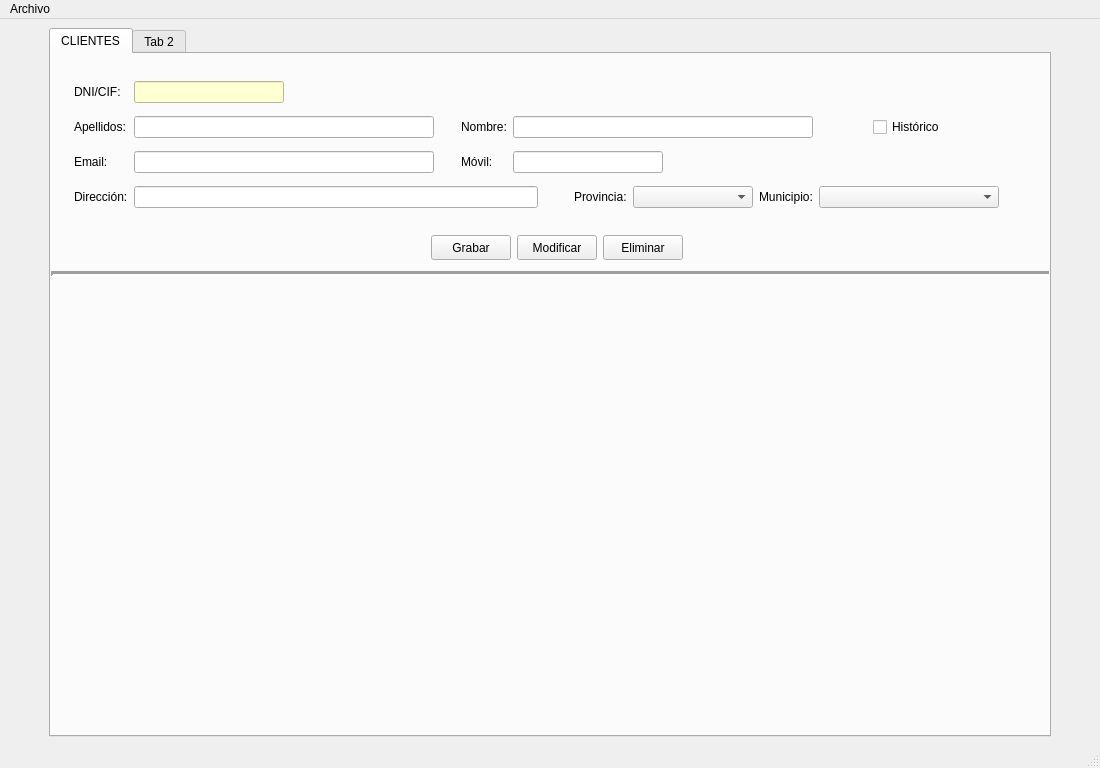
The window that venPrincipal.ui (yelkov/ProyectoDI) describes before a commit, drawn with Qt 5.
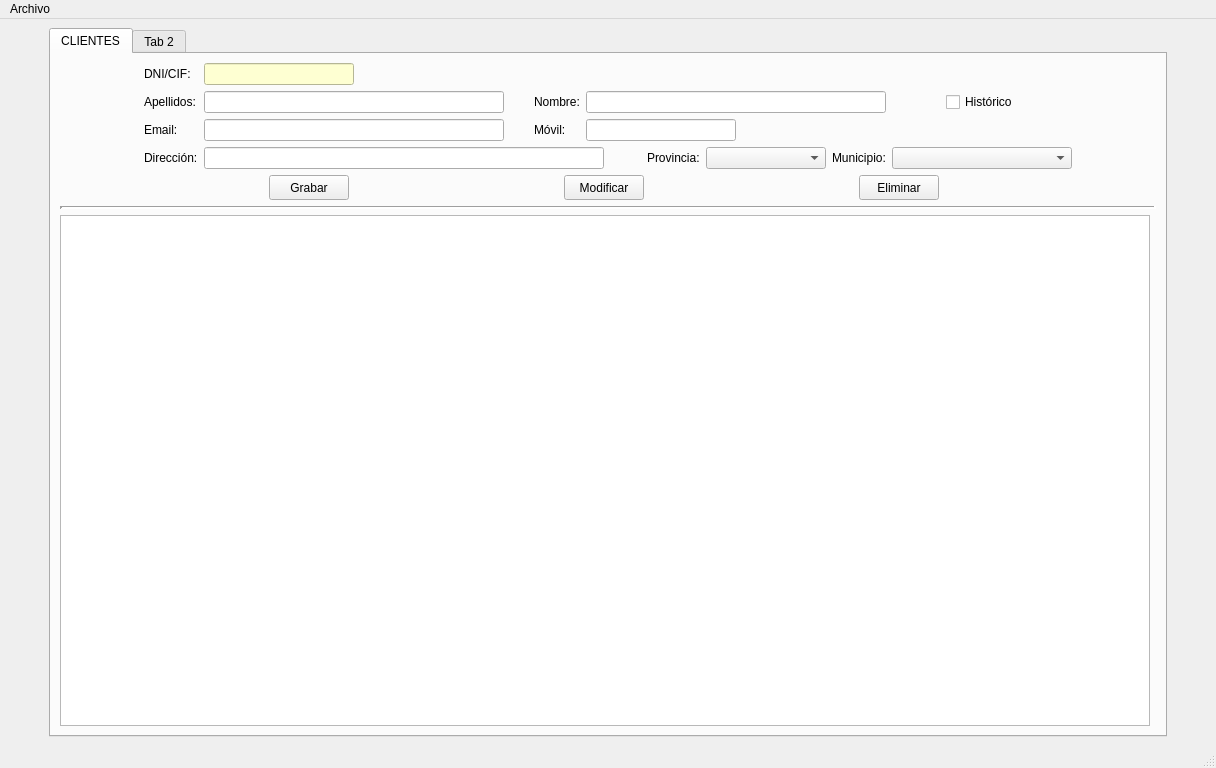
The same window after the commit. Icons and pictures are not drawn.

Commit message: feat(proyecto): añadir ventana salir

```diff
--- a/venPrincipal.ui
+++ b/venPrincipal.ui
@@ -6,10 +6,16 @@
    <rect>
     <x>0</x>
     <y>0</y>
-    <width>1100</width>
+    <width>1216</width>
     <height>768</height>
    </rect>
   </property>
+  <property name="sizePolicy">
+   <sizepolicy hsizetype="Fixed" vsizetype="Expanding">
+    <horstretch>0</horstretch>
+    <verstretch>0</verstretch>
+   </sizepolicy>
+  </property>
   <property name="windowTitle">
    <string>InmoTeis</string>
   </property>
@@ -17,50 +23,43 @@
    <enum>Qt::LeftToRight</enum>
   </property>
   <widget class="QWidget" name="centralwidget">
-   <layout class="QHBoxLayout" name="horizontalLayout_2">
-    <item>
-     <spacer name="horizontalSpacer_3">
-      <property name="orientation">
-       <enum>Qt::Horizontal</enum>
-      </property>
-      <property name="sizeType">
-       <enum>QSizePolicy::Fixed</enum>
-      </property>
-      <property name="sizeHint" stdset="0">
-       <size>
-        <width>40</width>
-        <height>20</height>
-       </size>
-      </property>
-     </spacer>
-    </item>
-    <item>
+   <property name="sizePolicy">
+    <sizepolicy hsizetype="Expanding" vsizetype="Expanding">
+     <horstretch>0</horstretch>
+     <verstretch>0</verstretch>
+    </sizepolicy>
+   </property>
+   <layout class="QGridLayout" name="gridLayout_2">
+    <item row="0" column="1">
      <widget class="QTabWidget" name="panPrincipal">
       <property name="enabled">
        <bool>true</bool>
       </property>
+      <property name="sizePolicy">
+       <sizepolicy hsizetype="Expanding" vsizetype="Expanding">
+        <horstretch>0</horstretch>
+        <verstretch>0</verstretch>
+       </sizepolicy>
+      </property>
       <property name="minimumSize">
        <size>
-        <width>970</width>
+        <width>1024</width>
         <height>670</height>
        </size>
       </property>
       <property name="currentIndex">
        <number>0</number>
       </property>
-      <widget class="QWidget" name="tabClientes">
+      <widget class="QWidget" name="pesClientes">
        <attribute name="title">
         <string>CLIENTES</string>
        </attribute>
+       <layout class="QGridLayout" name="gridLayout_4">
+        <item row="3" column="0">
+         <widget class="QTableWidget" name="tabClientes"/>
+        </item>
+        <item row="2" column="0" colspan="2">
        <widget class="Line" name="line">
-        <property name="geometry">
-         <rect>
-          <x>0</x>
-          <y>210</y>
-          <width>1000</width>
-          <height>20</height>
-         </rect>
-        </property>
         <property name="frameShadow">
          <enum>QFrame::Sunken</enum>
         </property>
@@ -71,97 +70,254 @@
          <enum>Qt::Horizontal</enum>
         </property>
        </widget>
-       <widget class="QWidget" name="">
-        <property name="geometry">
-         <rect>
-          <x>23</x>
-          <y>20</y>
-          <width>925</width>
-          <height>141</height>
-         </rect>
-        </property>
+        </item>
+        <item row="1" column="0">
+         <layout class="QGridLayout" name="gridLayout_3">
+          <item row="0" column="0">
+           <widget class="QPushButton" name="btnGrabarcli">
+            <property name="minimumSize">
+             <size>
+              <width>80</width>
+              <height>25</height>
+             </size>
+            </property>
+            <property name="maximumSize">
+             <size>
+              <width>80</width>
+              <height>25</height>
+             </size>
+            </property>
+            <property name="text">
+             <string>Grabar</string>
+            </property>
+           </widget>
+          </item>
+          <item row="0" column="2">
+           <widget class="QPushButton" name="btnDelcli">
+            <property name="minimumSize">
+             <size>
+              <width>80</width>
+              <height>25</height>
+             </size>
+            </property>
+            <property name="maximumSize">
+             <size>
+              <width>80</width>
+              <height>25</height>
+             </size>
+            </property>
+            <property name="text">
+             <string>Eliminar</string>
+            </property>
+           </widget>
+          </item>
+          <item row="0" column="1">
+           <widget class="QPushButton" name="btnModifcli">
+            <property name="minimumSize">
+             <size>
+              <width>80</width>
+              <height>25</height>
+             </size>
+            </property>
+            <property name="maximumSize">
+             <size>
+              <width>80</width>
+              <height>25</height>
+             </size>
+            </property>
+            <property name="text">
+             <string>Modificar</string>
+            </property>
+           </widget>
+          </item>
+         </layout>
+        </item>
+        <item row="0" column="0" colspan="2">
         <layout class="QGridLayout" name="gridLayout">
-         <item row="1" column="4" colspan="5">
-          <widget class="QLineEdit" name="txtNomcli">
-           <property name="minimumSize">
+          <item row="1" column="11">
+           <spacer name="horizontalSpacer_7">
+            <property name="orientation">
+             <enum>Qt::Horizontal</enum>
+            </property>
+            <property name="sizeHint" stdset="0">
             <size>
-             <width>300</width>
-             <height>0</height>
-            </size>
-           </property>
-          </widget>
+              <width>40</width>
+              <height>20</height>
+             </size>
+            </property>
+           </spacer>
          </item>
          <item row="0" column="1">
-          <widget class="QLineEdit" name="txtDnicli">
-           <property name="minimumSize">
-            <size>
-             <width>120</width>
-             <height>0</height>
-            </size>
-           </property>
-           <property name="maximumSize">
-            <size>
-             <width>150</width>
-             <height>16777215</height>
-            </size>
-           </property>
-           <property name="styleSheet">
-            <string notr="true">background-color: rgb(254, 255, 210);</string>
-           </property>
-          </widget>
-         </item>
-         <item row="2" column="0">
-          <widget class="QLabel" name="lblEmailcli">
+           <widget class="QLabel" name="lblDnicli">
+            <property name="sizePolicy">
+             <sizepolicy hsizetype="Fixed" vsizetype="Fixed">
+              <horstretch>0</horstretch>
+              <verstretch>0</verstretch>
+             </sizepolicy>
+            </property>
            <property name="text">
-            <string>Email:</string>
+             <string>DNI/CIF:</string>
            </property>
           </widget>
          </item>
-         <item row="3" column="1" colspan="4">
-          <widget class="QLineEdit" name="txtDircli">
-           <property name="minimumSize">
-            <size>
-             <width>400</width>
-             <height>0</height>
-            </size>
-           </property>
-          </widget>
-         </item>
-         <item row="2" column="1">
-          <widget class="QLineEdit" name="txtEmailcli">
-           <property name="minimumSize">
-            <size>
-             <width>300</width>
-             <height>0</height>
-            </size>
-           </property>
-          </widget>
-         </item>
-         <item row="1" column="0">
-          <widget class="QLabel" name="lblApelcli">
-           <property name="text">
-            <string>Apellidos:</string>
-           </property>
-          </widget>
-         </item>
-         <item row="3" column="6">
+          <item row="3" column="7">
           <widget class="QLabel" name="lblProvcli">
+            <property name="sizePolicy">
+             <sizepolicy hsizetype="Fixed" vsizetype="Fixed">
+              <horstretch>0</horstretch>
+              <verstretch>0</verstretch>
+             </sizepolicy>
+            </property>
            <property name="text">
             <string>Provincia:</string>
            </property>
           </widget>
          </item>
-         <item row="3" column="7">
-          <widget class="QComboBox" name="cmbProvcli">
-           <property name="minimumSize">
-            <size>
-             <width>120</width>
-             <height>0</height>
-            </size>
+          <item row="3" column="1">
+           <widget class="QLabel" name="lblDircli">
+            <property name="sizePolicy">
+             <sizepolicy hsizetype="Fixed" vsizetype="Fixed">
+              <horstretch>0</horstretch>
+              <verstretch>0</verstretch>
+             </sizepolicy>
+            </property>
+            <property name="text">
+             <string>Dirección:</string>
            </property>
           </widget>
          </item>
          <item row="3" column="9">
+           <widget class="QLabel" name="lblMunicli">
+            <property name="sizePolicy">
+             <sizepolicy hsizetype="Fixed" vsizetype="Fixed">
+              <horstretch>0</horstretch>
+              <verstretch>0</verstretch>
+             </sizepolicy>
+            </property>
+            <property name="text">
+             <string>Municipio:</string>
+            </property>
+           </widget>
+          </item>
+          <item row="3" column="8">
+           <widget class="QComboBox" name="cmbProvcli">
+            <property name="minimumSize">
+             <size>
+              <width>120</width>
+              <height>0</height>
+             </size>
+            </property>
+           </widget>
+          </item>
+          <item row="3" column="2" colspan="4">
+           <widget class="QLineEdit" name="txtDircli">
+            <property name="minimumSize">
+             <size>
+              <width>400</width>
+              <height>0</height>
+             </size>
+            </property>
+            <property name="maximumSize">
+             <size>
+              <width>400</width>
+              <height>16777215</height>
+             </size>
+            </property>
+           </widget>
+          </item>
+          <item row="2" column="2">
+           <widget class="QLineEdit" name="txtEmailcli">
+            <property name="sizePolicy">
+             <sizepolicy hsizetype="Fixed" vsizetype="Fixed">
+              <horstretch>0</horstretch>
+              <verstretch>0</verstretch>
+             </sizepolicy>
+            </property>
+            <property name="minimumSize">
+             <size>
+              <width>300</width>
+              <height>0</height>
+             </size>
+            </property>
+            <property name="maximumSize">
+             <size>
+              <width>300</width>
+              <height>16777215</height>
+             </size>
+            </property>
+           </widget>
+          </item>
+          <item row="3" column="6">
+           <spacer name="horizontalSpacer_3">
+            <property name="orientation">
+             <enum>Qt::Horizontal</enum>
+            </property>
+            <property name="sizeType">
+             <enum>QSizePolicy::Fixed</enum>
+            </property>
+            <property name="sizeHint" stdset="0">
+             <size>
+              <width>13</width>
+              <height>20</height>
+             </size>
+            </property>
+           </spacer>
+          </item>
+          <item row="2" column="3">
+           <spacer name="horizontalSpacer_2">
+            <property name="orientation">
+             <enum>Qt::Horizontal</enum>
+            </property>
+            <property name="sizeType">
+             <enum>QSizePolicy::Fixed</enum>
+            </property>
+            <property name="sizeHint" stdset="0">
+             <size>
+              <width>13</width>
+              <height>20</height>
+             </size>
+            </property>
+           </spacer>
+          </item>
+          <item row="2" column="5" colspan="4">
+           <widget class="QLineEdit" name="txtMovilcli">
+            <property name="enabled">
+             <bool>true</bool>
+            </property>
+            <property name="sizePolicy">
+             <sizepolicy hsizetype="Fixed" vsizetype="Fixed">
+              <horstretch>0</horstretch>
+              <verstretch>0</verstretch>
+             </sizepolicy>
+            </property>
+            <property name="minimumSize">
+             <size>
+              <width>90</width>
+              <height>0</height>
+             </size>
+            </property>
+            <property name="maximumSize">
+             <size>
+              <width>150</width>
+              <height>16777215</height>
+             </size>
+            </property>
+           </widget>
+          </item>
+          <item row="2" column="4">
+           <widget class="QLabel" name="lblMovilcli">
+            <property name="sizePolicy">
+             <sizepolicy hsizetype="Fixed" vsizetype="Fixed">
+              <horstretch>0</horstretch>
+              <verstretch>0</verstretch>
+             </sizepolicy>
+            </property>
+            <property name="text">
+             <string>Móvil:</string>
+            </property>
+           </widget>
+          </item>
+          <item row="3" column="10">
           <widget class="QComboBox" name="cmbMunicli">
            <property name="minimumSize">
             <size>
@@ -172,44 +328,65 @@
           </widget>
          </item>
          <item row="1" column="1">
-          <widget class="QLineEdit" name="txtLineEditcli_2">
-           <property name="minimumSize">
-            <size>
-             <width>300</width>
-             <height>0</height>
-            </size>
+           <widget class="QLabel" name="lblApelcli">
+            <property name="sizePolicy">
+             <sizepolicy hsizetype="Fixed" vsizetype="Fixed">
+              <horstretch>0</horstretch>
+              <verstretch>0</verstretch>
+             </sizepolicy>
+            </property>
+            <property name="text">
+             <string>Apellidos:</string>
            </property>
           </widget>
          </item>
-         <item row="1" column="3">
+          <item row="1" column="4">
           <widget class="QLabel" name="lblNomcli">
+            <property name="sizePolicy">
+             <sizepolicy hsizetype="Fixed" vsizetype="Fixed">
+              <horstretch>0</horstretch>
+              <verstretch>0</verstretch>
+             </sizepolicy>
+            </property>
            <property name="text">
             <string>Nombre:</string>
            </property>
           </widget>
          </item>
-         <item row="1" column="9" alignment="Qt::AlignHCenter">
-          <widget class="QCheckBox" name="chkHistoriacli">
+          <item row="2" column="1">
+           <widget class="QLabel" name="lblEmailcli">
+            <property name="sizePolicy">
+             <sizepolicy hsizetype="Fixed" vsizetype="Fixed">
+              <horstretch>0</horstretch>
+              <verstretch>0</verstretch>
+             </sizepolicy>
+            </property>
            <property name="text">
-            <string>Histórico</string>
+             <string>Email:</string>
            </property>
           </widget>
          </item>
-         <item row="2" column="3">
-          <widget class="QLabel" name="lblMovilcli">
-           <property name="text">
-            <string>Móvil:</string>
-           </property>
-          </widget>
-         </item>
-         <item row="2" column="4" colspan="4">
-          <widget class="QLineEdit" name="txtMovilcli">
-           <property name="enabled">
-            <bool>true</bool>
-           </property>
+          <item row="1" column="5" colspan="5">
+           <widget class="QLineEdit" name="txtNomcli">
+            <property name="sizePolicy">
+             <sizepolicy hsizetype="Fixed" vsizetype="Fixed">
+              <horstretch>0</horstretch>
+              <verstretch>0</verstretch>
+             </sizepolicy>
+            </property>
+            <property name="minimumSize">
+             <size>
+              <width>300</width>
+              <height>0</height>
+             </size>
+            </property>
+           </widget>
+          </item>
+          <item row="0" column="2">
+           <widget class="QLineEdit" name="txtDnicli">
            <property name="minimumSize">
             <size>
-             <width>90</width>
+              <width>120</width>
              <height>0</height>
             </size>
            </property>
@@ -219,62 +396,34 @@
              <height>16777215</height>
             </size>
            </property>
-          </widget>
-         </item>
-         <item row="3" column="0">
-          <widget class="QLabel" name="lblDircli">
-           <property name="text">
-            <string>Dirección:</string>
+            <property name="styleSheet">
+             <string notr="true">background-color: rgb(254, 255, 210);</string>
            </property>
           </widget>
          </item>
-         <item row="3" column="8">
-          <widget class="QLabel" name="lblMunicli">
-           <property name="text">
-            <string>Municipio:</string>
-           </property>
-          </widget>
-         </item>
-         <item row="0" column="0">
-          <widget class="QLabel" name="lblDnicli">
-           <property name="text">
-            <string>DNI/CIF:</string>
-           </property>
-          </widget>
-         </item>
-         <item row="3" column="5">
-          <spacer name="horizontalSpacer_2">
-           <property name="orientation">
-            <enum>Qt::Horizontal</enum>
-           </property>
-           <property name="sizeType">
-            <enum>QSizePolicy::Fixed</enum>
-           </property>
-           <property name="sizeHint" stdset="0">
-            <size>
-             <width>20</width>
-             <height>20</height>
-            </size>
-           </property>
-          </spacer>
-         </item>
-         <item row="2" column="2">
-          <spacer name="horizontalSpacer_4">
-           <property name="orientation">
-            <enum>Qt::Horizontal</enum>
-           </property>
-           <property name="sizeType">
-            <enum>QSizePolicy::Fixed</enum>
-           </property>
-           <property name="sizeHint" stdset="0">
-            <size>
-             <width>20</width>
-             <height>20</height>
-            </size>
-           </property>
-          </spacer>
-         </item>
          <item row="1" column="2">
+           <widget class="QLineEdit" name="txtLineEditcli_2">
+            <property name="sizePolicy">
+             <sizepolicy hsizetype="Fixed" vsizetype="Fixed">
+              <horstretch>0</horstretch>
+              <verstretch>0</verstretch>
+             </sizepolicy>
+            </property>
+            <property name="minimumSize">
+             <size>
+              <width>300</width>
+              <height>0</height>
+             </size>
+            </property>
+            <property name="maximumSize">
+             <size>
+              <width>300</width>
+              <height>16777215</height>
+             </size>
+            </property>
+           </widget>
+          </item>
+          <item row="1" column="3">
           <spacer name="horizontalSpacer">
            <property name="orientation">
             <enum>Qt::Horizontal</enum>
@@ -284,83 +433,35 @@
            </property>
            <property name="sizeHint" stdset="0">
             <size>
-             <width>20</width>
+              <width>13</width>
              <height>20</height>
             </size>
            </property>
           </spacer>
          </item>
-        </layout>
-       </widget>
-       <widget class="QWidget" name="">
-        <property name="geometry">
-         <rect>
-          <x>380</x>
-          <y>180</y>
-          <width>254</width>
-          <height>27</height>
-         </rect>
-        </property>
-        <layout class="QHBoxLayout" name="horizontalLayout">
-         <item>
-          <widget class="QPushButton" name="btnGrabarcli">
-           <property name="minimumSize">
-            <size>
-             <width>80</width>
-             <height>25</height>
-            </size>
-           </property>
-           <property name="maximumSize">
-            <size>
-             <width>80</width>
-             <height>25</height>
-            </size>
-           </property>
+          <item row="1" column="10" alignment="Qt::AlignHCenter">
+           <widget class="QCheckBox" name="chkHistoriacli">
            <property name="text">
-            <string>Grabar</string>
+             <string>Histórico</string>
            </property>
           </widget>
          </item>
-         <item>
-          <widget class="QPushButton" name="btnModifcli">
-           <property name="minimumSize">
-            <size>
-             <width>80</width>
-             <height>25</height>
-            </size>
-           </property>
-           <property name="maximumSize">
+          <item row="1" column="0">
+           <spacer name="horizontalSpacer_8">
+            <property name="orientation">
+             <enum>Qt::Horizontal</enum>
+            </property>
+            <property name="sizeHint" stdset="0">
             <size>
-             <width>80</width>
-             <height>25</height>
-            </size>
-           </property>
-           <property name="text">
-            <string>Modificar</string>
-           </property>
-          </widget>
-         </item>
-         <item>
-          <widget class="QPushButton" name="btnDelcli">
-           <property name="minimumSize">
-            <size>
-             <width>80</width>
-             <height>25</height>
-            </size>
-           </property>
-           <property name="maximumSize">
-            <size>
-             <width>80</width>
-             <height>25</height>
-            </size>
-           </property>
-           <property name="text">
-            <string>Eliminar</string>
-           </property>
-          </widget>
-         </item>
-        </layout>
-       </widget>
+              <width>40</width>
+              <height>20</height>
+             </size>
+            </property>
+           </spacer>
+          </item>
+         </layout>
+        </item>
+       </layout>
       </widget>
       <widget class="QWidget" name="tabConstruccion">
        <attribute name="title">
@@ -390,7 +491,23 @@
       </widget>
      </widget>
     </item>
-    <item>
+    <item row="0" column="0">
+     <spacer name="horizontalSpacer_4">
+      <property name="orientation">
+       <enum>Qt::Horizontal</enum>
+      </property>
+      <property name="sizeType">
+       <enum>QSizePolicy::Fixed</enum>
+      </property>
+      <property name="sizeHint" stdset="0">
+       <size>
+        <width>40</width>
+        <height>20</height>
+       </size>
+      </property>
+     </spacer>
+    </item>
+    <item row="0" column="2">
      <spacer name="horizontalSpacer_5">
       <property name="orientation">
        <enum>Qt::Horizontal</enum>
@@ -413,7 +530,7 @@
     <rect>
      <x>0</x>
      <y>0</y>
-     <width>1100</width>
+     <width>1216</width>
      <height>21</height>
     </rect>
    </property>
```
Left out of the diff: 4 changed lines with no effect on the pictures. Lines whose indentation alone changed are shown as unchanged. The commit also changes 6 other files.
